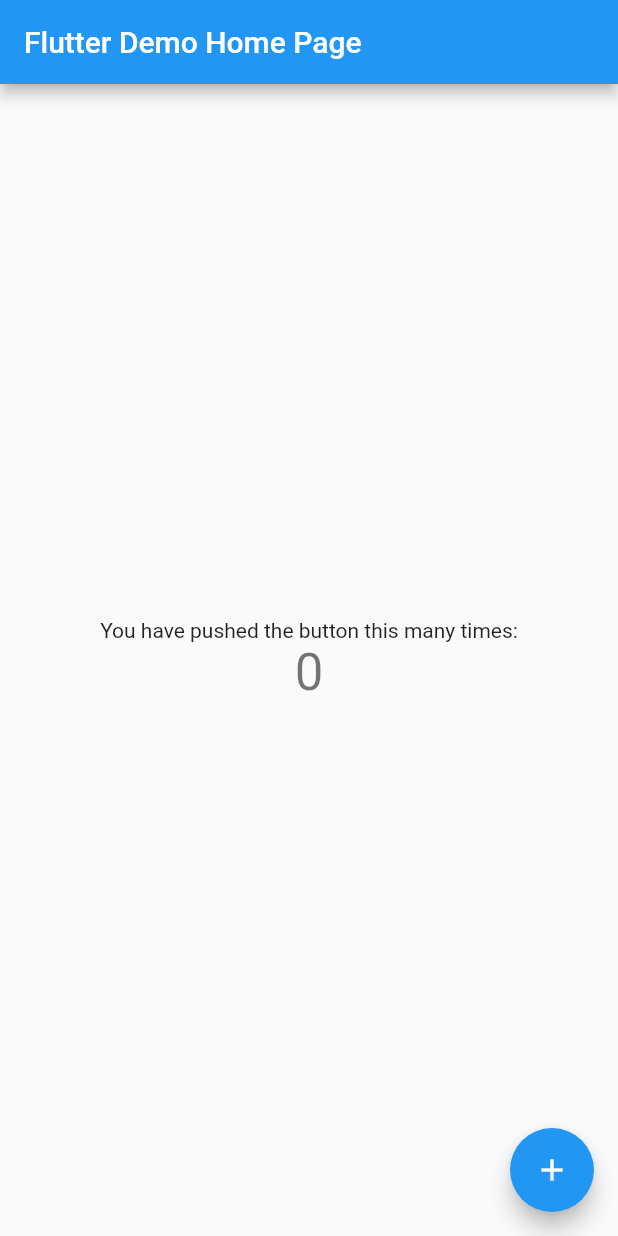
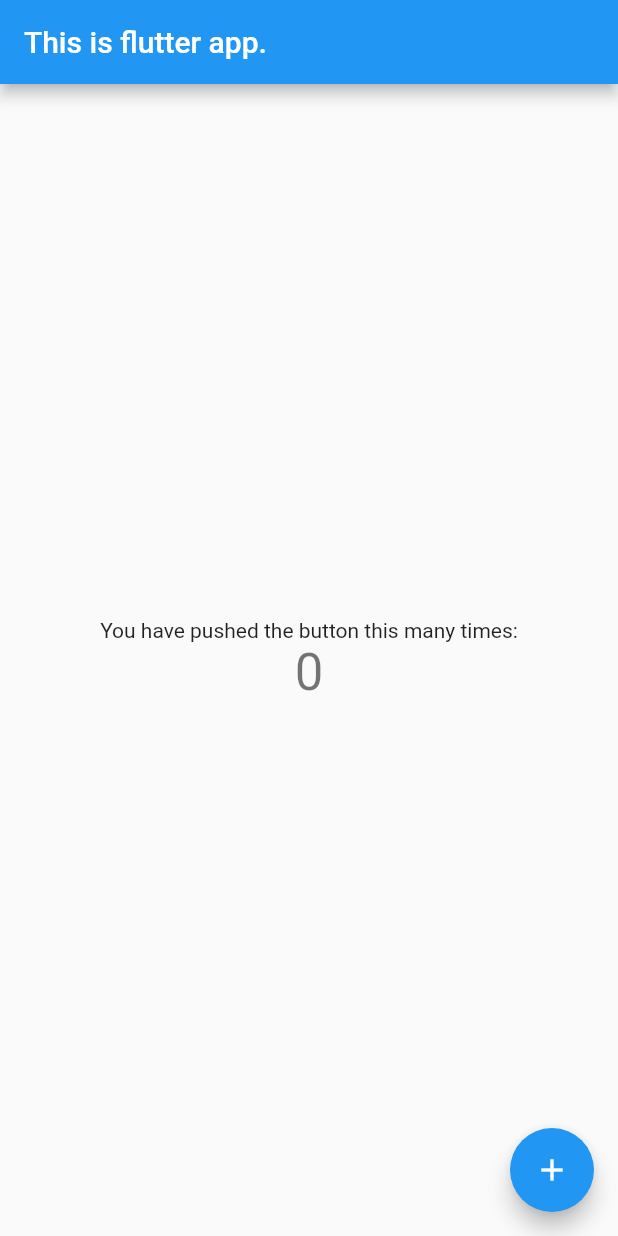
Before and after one commit to bhanu-manthry/test1, a Flutter app: the screen it shows after launch, on a phone screen of 412 x 824 dp. Run offline on Flutter 3.47's test engine with Material 2 defaults, Android fonts, the phone set to English and light mode, and no system bars.

Commit message:
Change app bar title.

```diff
--- a/lib/main.dart
+++ b/lib/main.dart
@@ -20,7 +20,7 @@ class MyApp extends StatelessWidget {
         // is not restarted.
         primarySwatch: Colors.blue,
       ),
-      home: MyHomePage(title: 'Flutter Demo Home Page'),
+      home: MyHomePage(title: 'This is flutter app.'),
     );
   }
 }
```
